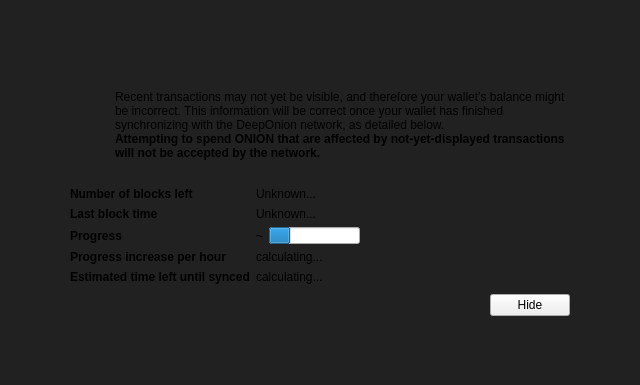
Before: the Qt Designer form src/qt/forms/modaloverlay.ui in deeponion/deeponion, drawn with Qt 5.
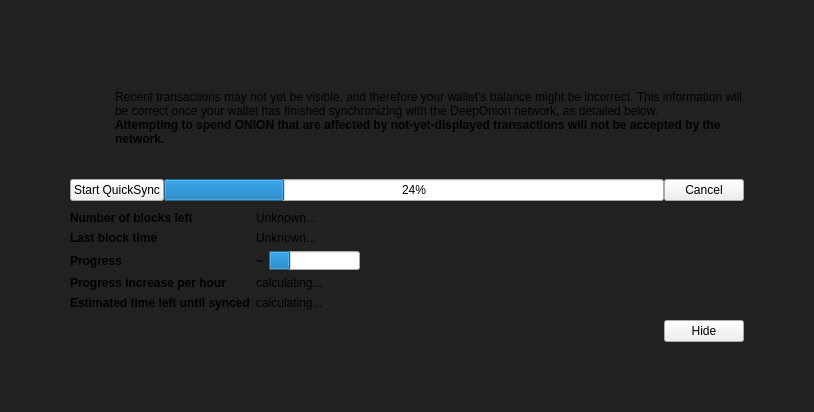
After: the same form once the commit is applied. Custom widgets are drawn as their Qt base class.

Commit message: add downloader class

Diff of the .ui file:
```diff
--- a/src/qt/forms/modaloverlay.ui
+++ b/src/qt/forms/modaloverlay.ui
@@ -7,7 +7,7 @@
     <x>0</x>
     <y>0</y>
     <width>640</width>
-    <height>385</height>
+    <height>412</height>
    </rect>
   </property>
   <property name="windowTitle">
@@ -49,7 +49,7 @@
       </property>
       <item>
        <widget class="QWidget" name="contentWidget" native="true">
-        <layout class="QVBoxLayout" name="verticalLayoutSub" stretch="1,0,0,0">
+        <layout class="QVBoxLayout" name="verticalLayoutSub" stretch="0,0,0,0,0">
          <property name="spacing">
           <number>0</number>
          </property>
@@ -166,6 +166,49 @@
            </item>
           </layout>
          </item>
+         <item>
+          <layout class="QGridLayout" name="gridLayout_3">
+           <item row="1" column="2">
+            <widget class="QPushButton" name="cancelPushButton">
+             <property name="text">
+              <string>Cancel</string>
+             </property>
+            </widget>
+           </item>
+           <item row="1" column="0">
+            <widget class="QPushButton" name="quickSyncButton">
+             <property name="sizePolicy">
+              <sizepolicy hsizetype="Minimum" vsizetype="Fixed">
+               <horstretch>0</horstretch>
+               <verstretch>0</verstretch>
+              </sizepolicy>
+             </property>
+             <property name="text">
+              <string>Start QuickSync</string>
+             </property>
+            </widget>
+           </item>
+           <item row="1" column="1">
+            <widget class="QProgressBar" name="downloadProgressBar">
+             <property name="sizePolicy">
+              <sizepolicy hsizetype="Expanding" vsizetype="Fixed">
+               <horstretch>0</horstretch>
+               <verstretch>0</verstretch>
+              </sizepolicy>
+             </property>
+             <property name="minimumSize">
+              <size>
+               <width>500</width>
+               <height>0</height>
+              </size>
+             </property>
+             <property name="value">
+              <number>24</number>
+             </property>
+            </widget>
+           </item>
+          </layout>
+         </item>
          <item>
           <spacer name="verticalSpacerAfterText">
            <property name="orientation">
@@ -193,7 +236,7 @@
            <property name="topMargin">
             <number>10</number>
            </property>
-           <item row="0" column="0">
+           <item row="2" column="0">
             <widget class="QLabel" name="labelNumberOfBlocksLeft">
              <property name="font">
               <font>
@@ -206,14 +249,14 @@
              </property>
             </widget>
            </item>
-           <item row="0" column="1">
+           <item row="2" column="1">
             <widget class="QLabel" name="numberOfBlocksLeft">
              <property name="text">
               <string>Unknown...</string>
              </property>
             </widget>
            </item>
-           <item row="1" column="0">
+           <item row="3" column="0">
             <widget class="QLabel" name="labelLastBlockTime">
              <property name="font">
               <font>
@@ -226,7 +269,7 @@
              </property>
             </widget>
            </item>
-           <item row="1" column="1">
+           <item row="3" column="1">
             <widget class="QLabel" name="newestBlockDate">
              <property name="sizePolicy">
               <sizepolicy hsizetype="Maximum" vsizetype="Preferred">
@@ -239,7 +282,7 @@
              </property>
             </widget>
            </item>
-           <item row="2" column="0">
+           <item row="4" column="0">
             <widget class="QLabel" name="labelSyncDone">
              <property name="font">
               <font>
@@ -252,7 +295,7 @@
              </property>
             </widget>
            </item>
-           <item row="2" column="1">
+           <item row="4" column="1">
             <layout class="QHBoxLayout" name="horizontalLayoutSync" stretch="0,1">
              <item>
               <widget class="QLabel" name="percentageProgress">
@@ -273,7 +316,7 @@
              </item>
             </layout>
            </item>
-           <item row="4" column="0">
+           <item row="6" column="0">
             <widget class="QLabel" name="labelProgressIncrease">
              <property name="font">
               <font>
@@ -286,14 +329,14 @@
              </property>
             </widget>
            </item>
-           <item row="4" column="1">
+           <item row="6" column="1">
             <widget class="QLabel" name="progressIncreasePerH">
              <property name="text">
               <string>calculating...</string>
              </property>
             </widget>
            </item>
-           <item row="5" column="0">
+           <item row="7" column="0">
             <widget class="QLabel" name="labelEstimatedTimeLeft">
              <property name="font">
               <font>
@@ -306,7 +349,7 @@
              </property>
             </widget>
            </item>
-           <item row="5" column="1">
+           <item row="7" column="1">
             <widget class="QLabel" name="expectedTimeLeft">
              <property name="text">
               <string>calculating...</string>
```
The commit also changes 6 other files.
